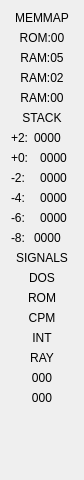
Above: ui/dbgwidgets/form_misc.ui from samstyle/Xpeccy before the change. Below: the same form after it.
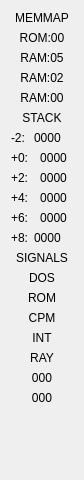
That is the form after the change.

What changed in the file:
```diff
--- a/ui/dbgwidgets/form_misc.ui
+++ b/ui/dbgwidgets/form_misc.ui
@@ -126,28 +126,28 @@
      <item row="2" column="0">
       <widget class="QLabel" name="label_2">
        <property name="text">
-        <string>-2:</string>
+        <string>+2:</string>
        </property>
       </widget>
      </item>
      <item row="3" column="0">
       <widget class="QLabel" name="label_3">
        <property name="text">
-        <string>-4:</string>
+        <string>+4:</string>
        </property>
       </widget>
      </item>
      <item row="4" column="0">
       <widget class="QLabel" name="label_4">
        <property name="text">
-        <string>-6:</string>
+        <string>+6:</string>
        </property>
       </widget>
      </item>
      <item row="0" column="0">
       <widget class="QLabel" name="label_5">
        <property name="text">
-        <string>+2:</string>
+        <string>-2:</string>
        </property>
       </widget>
      </item>
@@ -168,7 +168,7 @@
      <item row="5" column="0">
       <widget class="QLabel" name="label_6">
        <property name="text">
-        <string>-8:</string>
+        <string>+8:</string>
        </property>
       </widget>
      </item>
```
